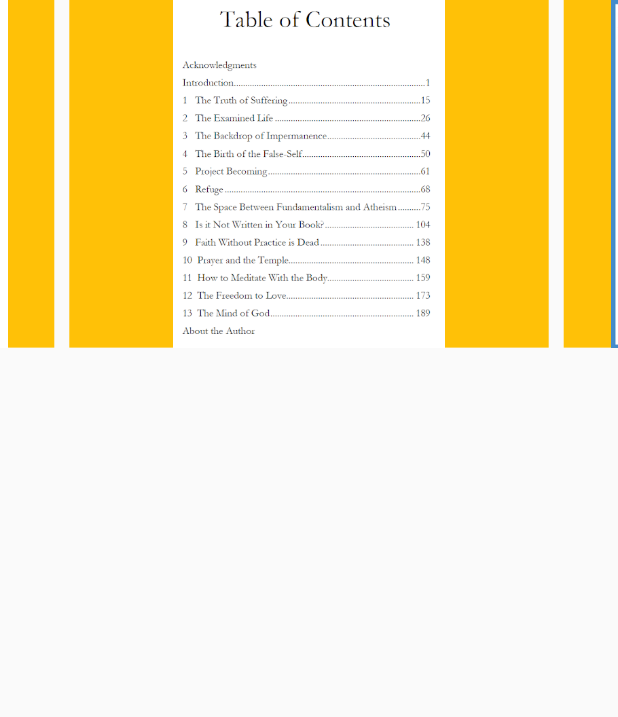
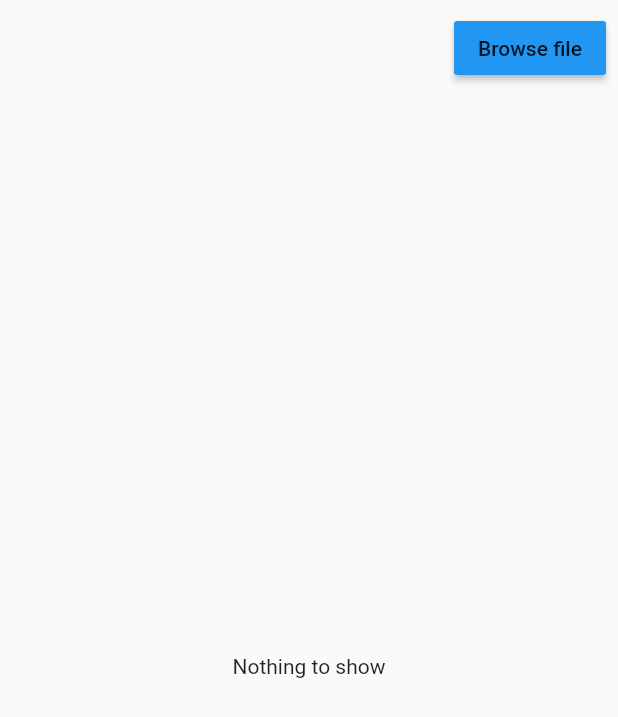
Before and after one commit to phammanh029/xlms_player, a Flutter app: the screen it shows after launch, on a phone screen of 412 x 824 dp. Shown: the top 717 px of the screen. Run offline on Flutter 3.47's test engine with Material 2 defaults, Android fonts, the phone set to English and light mode, and no system bars; drawn by our look-alikes of carousel_slider; our stand-ins replace audioplayers, equatable, file_picker, flutter_bloc.

Commit message:
- support play audio and display image

```diff
--- /dev/null
+++ b/lib/home.bloc.dart
@@ -0,0 +1,101 @@
+import 'package:ebook_player/model/PlayerItem.dart';
+import 'package:equatable/equatable.dart';
+import 'package:flutter_bloc/flutter_bloc.dart';
+import 'package:meta/meta.dart';
+import 'dart:io';
+import 'package:archive/archive.dart';
+import 'package:archive/archive_io.dart';
+import 'package:path_provider/path_provider.dart';
+
+class HomeEvent extends Equatable {
+  @override
+  List<Object> get props => [];
+}
+
+class HomeEventInitial extends HomeEvent {}
+
+class HomeEventFileSelected extends HomeEvent {
+  final File selectedFile;
+
+  HomeEventFileSelected({@required this.selectedFile});
+
+  @override
+  List<Object> get props => [selectedFile];
+}
+
+// state
+class HomeState extends Equatable {
+  @override
+  List<Object> get props => [];
+}
+
+class HomeStateInitial extends HomeState {}
+
+class HomeStateLoading extends HomeState {}
+
+class HomeStateError extends HomeState {
+  final String error;
+
+  HomeStateError({@required this.error});
+  @override
+  List<Object> get props => [error];
+}
+
+class HomeStateContentSet extends HomeState {
+  final List<PlayerItem> items;
+
+  HomeStateContentSet({@required this.items});
+  @override
+  List<Object> get props => [items];
+}
+
+// bloc
+class HomeBloc extends Bloc<HomeEvent, HomeState> {
+  Future<String> get _localPath async {
+    final directory = await getApplicationDocumentsDirectory();
+
+    return directory.path;
+  }
+
+  Future<String> localFile(String subPath) async {
+    final path = await _localPath;
+    return '$path/$subPath';
+  }
+
+  @override
+  HomeState get initialState => HomeStateInitial();
+
+  @override
+  Stream<HomeState> mapEventToState(HomeEvent event) async* {
+    if (event is HomeEventFileSelected) {
+      // do extract
+      try {
+// Decode the Zip file
+        final bytes = await event.selectedFile.readAsBytes();
+        final archive = ZipDecoder().decodeBytes(bytes);
+        // Extract the contents of the Zip archive to disk.
+        final List<String> fileNames = [];
+        for (final file in archive) {
+          final filename = file.name;
+          if (file.isFile) {
+            final data = file.content as List<int>;
+            final fileItem = File(await localFile(filename));
+            await (await fileItem.create(recursive: true)).writeAsBytes(data);
+            fileNames.add(fileItem.path);
+          } else {
+            await Directory(await localFile(filename)).create(recursive: true);
+          }
+        }
+        final items = fileNames
+            .where((String file) => !file.toLowerCase().endsWith('.mp3'))
+            .map((file) => PlayerItem(
+                imagePath: file,
+                audioPath: file.substring(0, file.lastIndexOf('.')) + '.mp3'))
+            .toList();
+        yield HomeStateContentSet(items: items);
+      } catch (error) {
+        yield HomeStateError(error: error.toString());
+      }
+    }
+  }
+}
--- a/lib/home.widget.dart
+++ b/lib/home.widget.dart
@@ -1,5 +1,11 @@
+import 'dart:io';
+
+import 'package:ebook_player/home.bloc.dart';
+import 'package:ebook_player/model/PlayerItem.dart';
+import 'package:ebook_player/player/content-player.dart';
+import 'package:file_picker/file_picker.dart';
 import 'package:flutter/material.dart';
-import 'package:carousel_slider/carousel_slider.dart';
+import 'package:flutter_bloc/flutter_bloc.dart';
 
 class HomeWidget extends StatefulWidget {
   @override
@@ -7,23 +13,68 @@ class HomeWidget extends StatefulWidget {
 }
 
 class _HomeWidgetState extends State<HomeWidget> {
+  HomeBloc _bloc;
+  @override
+  void initState() {
+    _bloc = HomeBloc();
+    super.initState();
+  }
+
+  @override
+  void dispose() {
+    _bloc.close();
+    super.dispose();
+  }
+
   @override
   Widget build(BuildContext context) {
     return Scaffold(
         // appBar: AppBar(title: const Text,),
-        body: CarouselSlider(
-      // height: 400.0,
-      items: [1, 2, 3].map((i) {
-        return Builder(
-          builder: (BuildContext context) {
-            return Container(
-                width: MediaQuery.of(context).size.width,
-                margin: EdgeInsets.symmetric(horizontal: 5.0),
-                decoration: BoxDecoration(color: Colors.amber),
-                child: Image.asset('assets/$i.png'));
-          },
-        );
-      }).toList(),
+        body: SafeArea(
+      child: Column(
+        children: <Widget>[
+          Row(
+            mainAxisAlignment: MainAxisAlignment.end,
+            children: <Widget>[
+              Padding(
+                padding: const EdgeInsets.all(8.0),
+                child: MaterialButton(
+                  color: Colors.blue,
+                  onPressed: () async {
+                    File file = await FilePicker.getFile(fileExtension: '.zip');
+                    // decompress file
+                    if (file != null) {
+                      _bloc.add(HomeEventFileSelected(selectedFile: file));
+                    }
+                  },
+                  child: const Text('Browse file'),
+                ),
+              )
+            ],
+          ),
+          Expanded(
+              child: BlocBuilder(
+                  bloc: _bloc,
+                  builder: (context, state) {
+                    if (state is HomeStateContentSet) {
+                      return ContentPlayer(items: state.items);
+                    }
+                    if (state is HomeStateLoading) {
+                      return Center(child: CircularProgressIndicator());
+                    }
+
+                    if (state is HomeStateError) {
+                      return Center(
+                        child: Text(state.error),
+                      );
+                    }
+
+                    return const Center(
+                      child: const Text('Nothing to show'),
+                    );
+                  })),
+        ],
+      ),
     ));
   }
 }
```
Also changed, not shown: lib/player/content-player-bloc.dart (+25 -7 lines), lib/player/content-player.dart (+8 -2 lines), pubspec.yaml (+4 -3 lines), assets/1.png (deleted), assets/2.png (deleted), assets/3.png (deleted), pubspec.lock, 7 other files.
